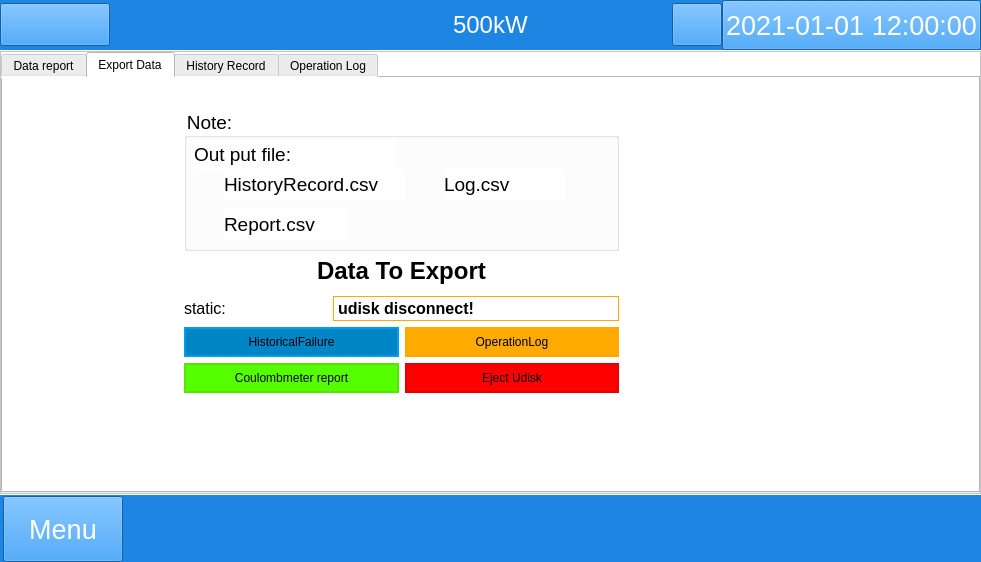
Before: the Qt Designer form mywidget.ui in megarevolpr/MWin, drawn with Qt 5.
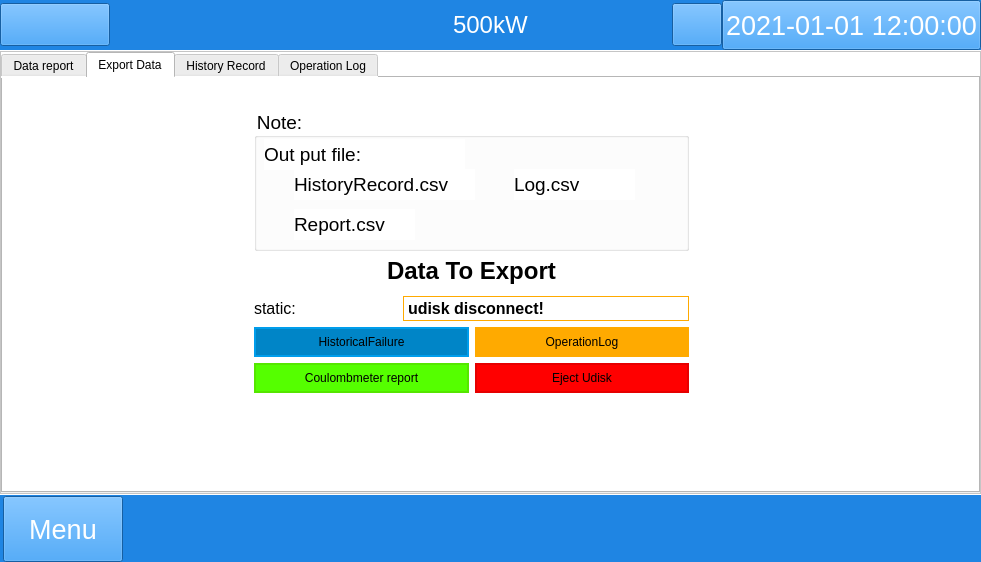
After: the same form once the commit is applied. The open tabs and pages were chosen to show the change. Icons and pictures are not drawn.

Commit message: 添加了导出数据页的说明

The edit to the form file:
```diff
--- a/mywidget.ui
+++ b/mywidget.ui
@@ -6373,7 +6373,7 @@
                 <widget class="QWidget" name="layoutWidget_7">
                  <property name="geometry">
                   <rect>
-                   <x>170</x>
+                   <x>240</x>
                    <y>20</y>
                    <width>457</width>
                    <height>311</height>
```
Left out of the diff: 2 changed lines with no effect on the pictures. The commit also changes 2 other files.
